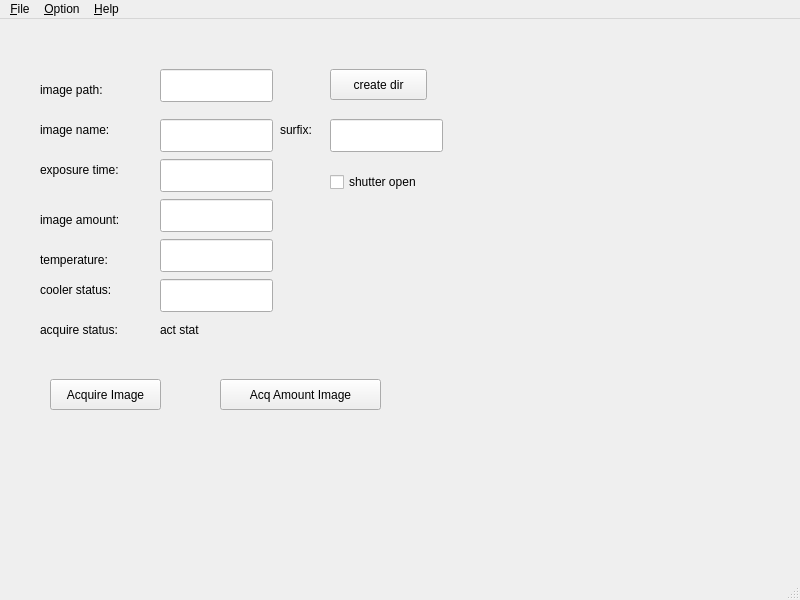
Before: the Qt Designer form mainwindow.ui in xyficu/andorccdqt, drawn with Qt 5.
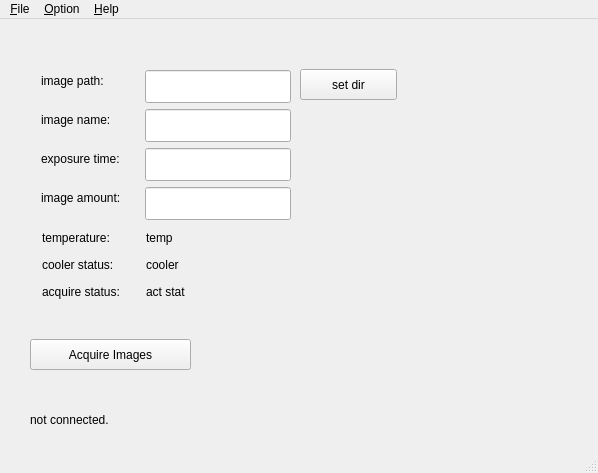
After: the same form once the commit is applied.

Commit message: add tcp class bug fix

```diff
--- a/mainwindow.ui
+++ b/mainwindow.ui
@@ -6,33 +6,20 @@
    <rect>
     <x>0</x>
     <y>0</y>
-    <width>800</width>
-    <height>600</height>
+    <width>598</width>
+    <height>473</height>
    </rect>
   </property>
   <property name="windowTitle">
    <string>MainWindow</string>
   </property>
   <widget class="QWidget" name="centralwidget">
-   <widget class="QPushButton" name="pushButton_AcqImage">
-    <property name="geometry">
-     <rect>
-      <x>50</x>
-      <y>360</y>
-      <width>111</width>
-      <height>31</height>
-     </rect>
-    </property>
-    <property name="text">
-     <string>Acquire Image</string>
-    </property>
-   </widget>
    <widget class="QLabel" name="label">
     <property name="geometry">
      <rect>
-      <x>40</x>
-      <y>60</y>
-      <width>111</width>
+      <x>41</x>
+      <y>51</y>
+      <width>77</width>
       <height>21</height>
      </rect>
     </property>
@@ -43,9 +30,9 @@
    <widget class="QLineEdit" name="lineEdit_ImagePath">
     <property name="geometry">
      <rect>
-      <x>160</x>
-      <y>50</y>
-      <width>113</width>
+      <x>145</x>
+      <y>51</y>
+      <width>146</width>
       <height>33</height>
      </rect>
     </property>
@@ -53,9 +40,9 @@
    <widget class="QLabel" name="label_2">
     <property name="geometry">
      <rect>
-      <x>40</x>
-      <y>100</y>
-      <width>101</width>
+      <x>41</x>
+      <y>90</y>
+      <width>83</width>
       <height>21</height>
      </rect>
     </property>
@@ -66,32 +53,9 @@
    <widget class="QLineEdit" name="lineEdit_ImageName">
     <property name="geometry">
      <rect>
-      <x>160</x>
-      <y>100</y>
-      <width>113</width>
-      <height>33</height>
-     </rect>
-    </property>
-   </widget>
-   <widget class="QLabel" name="label_3">
-    <property name="geometry">
-     <rect>
-      <x>280</x>
-      <y>100</y>
-      <width>41</width>
-      <height>21</height>
-     </rect>
-    </property>
-    <property name="text">
-     <string>surfix:</string>
-    </property>
-   </widget>
-   <widget class="QLineEdit" name="lineEdit_Surfix">
-    <property name="geometry">
-     <rect>
-      <x>330</x>
-      <y>100</y>
-      <width>113</width>
+      <x>145</x>
+      <y>90</y>
+      <width>146</width>
       <height>33</height>
      </rect>
     </property>
@@ -99,9 +63,9 @@
    <widget class="QLabel" name="label_4">
     <property name="geometry">
      <rect>
-      <x>40</x>
-      <y>140</y>
-      <width>111</width>
+      <x>41</x>
+      <y>129</y>
+      <width>98</width>
       <height>21</height>
      </rect>
     </property>
@@ -112,9 +76,9 @@
    <widget class="QLineEdit" name="lineEdit_ExpTime">
     <property name="geometry">
      <rect>
-      <x>160</x>
-      <y>140</y>
-      <width>113</width>
+      <x>145</x>
+      <y>129</y>
+      <width>146</width>
       <height>33</height>
      </rect>
     </property>
@@ -122,9 +86,9 @@
    <widget class="QLabel" name="label_5">
     <property name="geometry">
      <rect>
-      <x>40</x>
-      <y>190</y>
-      <width>101</width>
+      <x>41</x>
+      <y>168</y>
+      <width>97</width>
       <height>21</height>
      </rect>
     </property>
@@ -135,9 +99,9 @@
    <widget class="QLineEdit" name="lineEdit_ImageAmount">
     <property name="geometry">
      <rect>
-      <x>160</x>
-      <y>180</y>
-      <width>113</width>
+      <x>145</x>
+      <y>168</y>
+      <width>146</width>
       <height>33</height>
      </rect>
     </property>
@@ -145,9 +109,9 @@
    <widget class="QLabel" name="label_6">
     <property name="geometry">
      <rect>
-      <x>40</x>
-      <y>230</y>
-      <width>101</width>
+      <x>42</x>
+      <y>208</y>
+      <width>88</width>
       <height>21</height>
      </rect>
     </property>
@@ -158,9 +122,9 @@
    <widget class="QLabel" name="label_7">
     <property name="geometry">
      <rect>
-      <x>40</x>
-      <y>260</y>
-      <width>101</width>
+      <x>42</x>
+      <y>235</y>
+      <width>91</width>
       <height>21</height>
      </rect>
     </property>
@@ -168,32 +132,12 @@
      <string>cooler status:</string>
     </property>
    </widget>
-   <widget class="QLineEdit" name="lineEdit_Temp">
-    <property name="geometry">
-     <rect>
-      <x>160</x>
-      <y>220</y>
-      <width>113</width>
-      <height>33</height>
-     </rect>
-    </property>
-   </widget>
-   <widget class="QLineEdit" name="lineEdit_CoolerStat">
-    <property name="geometry">
-     <rect>
-      <x>160</x>
-      <y>260</y>
-      <width>113</width>
-      <height>33</height>
-     </rect>
-    </property>
-   </widget>
    <widget class="QLabel" name="label_8">
     <property name="geometry">
      <rect>
-      <x>40</x>
-      <y>300</y>
-      <width>101</width>
+      <x>42</x>
+      <y>262</y>
+      <width>98</width>
       <height>21</height>
      </rect>
     </property>
@@ -204,9 +148,9 @@
    <widget class="QLabel" name="label_AcqStat">
     <property name="geometry">
      <rect>
-      <x>160</x>
-      <y>300</y>
-      <width>67</width>
+      <x>146</x>
+      <y>262</y>
+      <width>111</width>
       <height>21</height>
      </rect>
     </property>
@@ -217,40 +161,66 @@
    <widget class="QPushButton" name="pushButton_AcqAmountImg">
     <property name="geometry">
      <rect>
-      <x>220</x>
-      <y>360</y>
+      <x>30</x>
+      <y>320</y>
       <width>161</width>
       <height>31</height>
      </rect>
     </property>
     <property name="text">
-     <string>Acq Amount Image</string>
+     <string>Acquire Images</string>
     </property>
    </widget>
    <widget class="QPushButton" name="pushButton_CreatDir">
     <property name="geometry">
      <rect>
-      <x>330</x>
+      <x>300</x>
       <y>50</y>
       <width>97</width>
       <height>31</height>
      </rect>
     </property>
     <property name="text">
-     <string>create dir</string>
+     <string>set dir</string>
     </property>
    </widget>
-   <widget class="QCheckBox" name="checkBox_shutterOpen">
+   <widget class="QLabel" name="label_conStat">
     <property name="geometry">
      <rect>
-      <x>330</x>
-      <y>150</y>
-      <width>131</width>
-      <height>26</height>
+      <x>30</x>
+      <y>390</y>
+      <width>241</width>
+      <height>21</height>
      </rect>
     </property>
     <property name="text">
-     <string>shutter open</string>
+     <string>not connected.</string>
+    </property>
+   </widget>
+   <widget class="QLabel" name="label_Temp">
+    <property name="geometry">
+     <rect>
+      <x>146</x>
+      <y>208</y>
+      <width>81</width>
+      <height>21</height>
+     </rect>
+    </property>
+    <property name="text">
+     <string>temp</string>
+    </property>
+   </widget>
+   <widget class="QLabel" name="label_CoolerStat">
+    <property name="geometry">
+     <rect>
+      <x>146</x>
+      <y>235</y>
+      <width>81</width>
+      <height>21</height>
+     </rect>
+    </property>
+    <property name="text">
+     <string>cooler</string>
     </property>
    </widget>
   </widget>
@@ -259,7 +229,7 @@
     <rect>
      <x>0</x>
      <y>0</y>
-     <width>800</width>
+     <width>598</width>
      <height>27</height>
     </rect>
    </property>
```
The commit also changes 9 other files.
